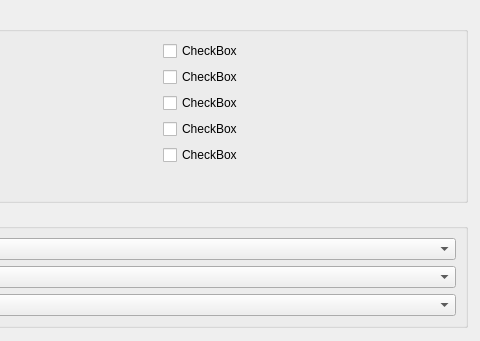
The window that tidal_dl_ng/ui/dialog_settings.ui (exislow/tidal-dl-ng) describes before a commit, drawn with Qt 5; both pictures show x 160 to 640 and y 0 to 341 of the 640 by 800 pixel window.
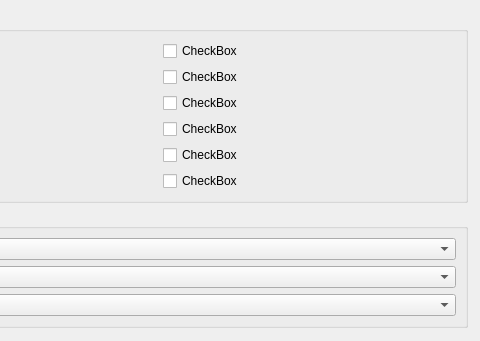
The same window after the commit.

Commit message: Add a checkbox to settings that toggles the explicit symbol in track titles

Diff of the .ui file:
```diff
--- a/tidal_dl_ng/ui/dialog_settings.ui
+++ b/tidal_dl_ng/ui/dialog_settings.ui
@@ -250,7 +250,15 @@
            </layout>
           </item>
           <item>
-           <layout class="QVBoxLayout" name="verticalLayout_4"/>
+           <layout class="QVBoxLayout" name="lv_mark_explicit">
+            <item>
+             <widget class="QCheckBox" name="cb_mark_explicit">
+              <property name="text">
+               <string>CheckBox</string>
+              </property>
+             </widget>
+            </item>
+           </layout>
           </item>
          </layout>
         </item>
```
The commit also changes 4 other files.
